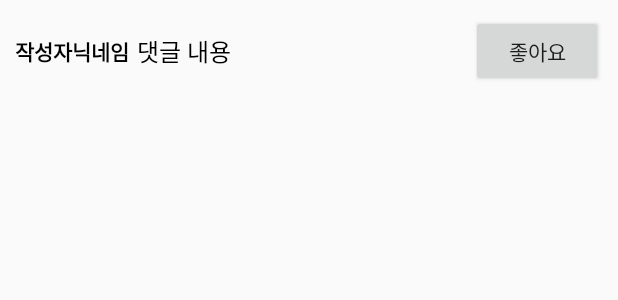
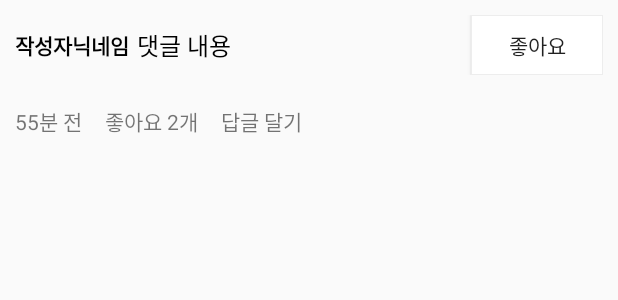
Before and after one commit to kslim1025/AppointmentCalendars, an Android app: the layout reply_list_item.xml on its own in the app's theme, with its tools: preview values and no code run, on a phone screen of 412 x 824 dp. Shown: the top 300 px of the screen. Run offline under Robolectric (Android 15) with nearby library versions, the light colour scheme and no system bars.

Commit message:
좋아요 기능 추가

```diff
--- /dev/null
+++ b/app/src/main/res/drawable/gray_border_box.xml
@@ -0,0 +1,61 @@
+<?xml version="1.0" encoding="utf-8"?>
+<selector xmlns:android="http://schemas.android.com/apk/res/android">
+
+    <item
+        android:state_pressed="true">
+
+        <layer-list>
+            <item>
+                <shape
+                    android:shape="rectangle">
+
+                    <solid
+                        android:color="@color/lightGray" />
+
+                </shape>
+            </item>
+            <item
+                android:top="1dp"
+                android:right="1dp"
+                android:left="1dp"
+                android:bottom="1dp">
+                <shape
+                    android:shape="rectangle">
+                    <solid
+                        android:color="@color/lightGray" />
+                </shape>
+            </item>
+        </layer-list>
+
+    </item>
+
+    <item
+        android:state_pressed="false">
+
+        <layer-list>
+
+            <item>
+                <shape
+                    android:shape="rectangle">
+                    <solid
+                        android:color="@color/lightGray" />
+                </shape>
+            </item>
+
+            <item
+                android:top="1dp"
+                android:left="1dp"
+                android:right="1dp"
+                android:bottom="1dp">
+                <shape
+                    android:shape="rectangle">
+                    <solid
+                        android:color="@color/white" />
+                </shape>
+            </item>
+
+        </layer-list>
+
+    </item>
+
+</selector>
--- a/app/src/main/res/layout/reply_list_item.xml
+++ b/app/src/main/res/layout/reply_list_item.xml
@@ -12,6 +12,7 @@
         android:gravity="center_vertical">
 
         <TextView
+            android:id="@+id/writerNickNameTxt"
             android:layout_width="wrap_content"
             android:layout_height="wrap_content"
             android:text="작성자닉네임"
@@ -19,6 +20,7 @@
             android:textStyle="bold" />
 
         <TextView
+            android:id="@+id/contentTxt"
             android:layout_width="0dp"
             android:layout_weight="1"
             android:layout_height="wrap_content"
@@ -29,10 +31,40 @@
 
 
         <Button
+            android:id="@+id/likeBtn"
             android:layout_width="wrap_content"
-            android:layout_height="wrap_content"
+            android:focusable="false"
+            android:background="@drawable/gray_border_box"
+            android:layout_height="40dp"
             android:text="좋아요" />
 
     </LinearLayout>
 
+    <LinearLayout
+        android:layout_width="match_parent"
+        android:layout_height="wrap_content"
+        android:orientation="horizontal"
+        android:padding="10dp"
+        android:gravity="center_vertical">
+
+        <TextView
+            android:layout_width="wrap_content"
+            android:layout_height="wrap_content"
+            android:text="55분 전" />
+
+        <TextView
+            android:id="@+id/likeCountTxt"
+            android:layout_width="wrap_content"
+            android:layout_height="wrap_content"
+            android:text="좋아요 2개"
+            android:layout_marginLeft="15dp"/>
+
+        <TextView
+            android:layout_width="wrap_content"
+            android:layout_height="wrap_content"
+            android:text="답글 달기"
+            android:layout_marginLeft="15dp"/>
+
+    </LinearLayout>
+
 </LinearLayout>
--- a/app/src/main/res/values/colors.xml
+++ b/app/src/main/res/values/colors.xml
@@ -4,5 +4,10 @@
     <color name="colorPrimaryDark">#3700B3</color>
     <color name="colorAccent">#03DAC5</color>
     <color name="black">#000000</color>
+    <color name="lightGray">#EDEDED</color>
+    <color name="white">#FFFFFF</color>
+    <color name="darkGray">#A0A0A0</color>
+
+    <color name="naverRed">#FF5151</color>
 
 </resources>
```
Also changed, not shown: app/src/main/java/com/kslim1025/daily10minute/adapters/ReplyAdapter.kt (added, +102 -0 lines), app/src/main/java/com/kslim1025/daily10minute/datas/Reply.kt (+23 -0 lines), app/src/main/java/com/kslim1025/daily10minute/utils/ServerUtil.kt (+164 -2 lines), app/src/main/res/drawable/red_border_box.xml (added, +59 -0 lines), app/src/main/res/layout/proof_list_item.xml (+5 -2 lines).
